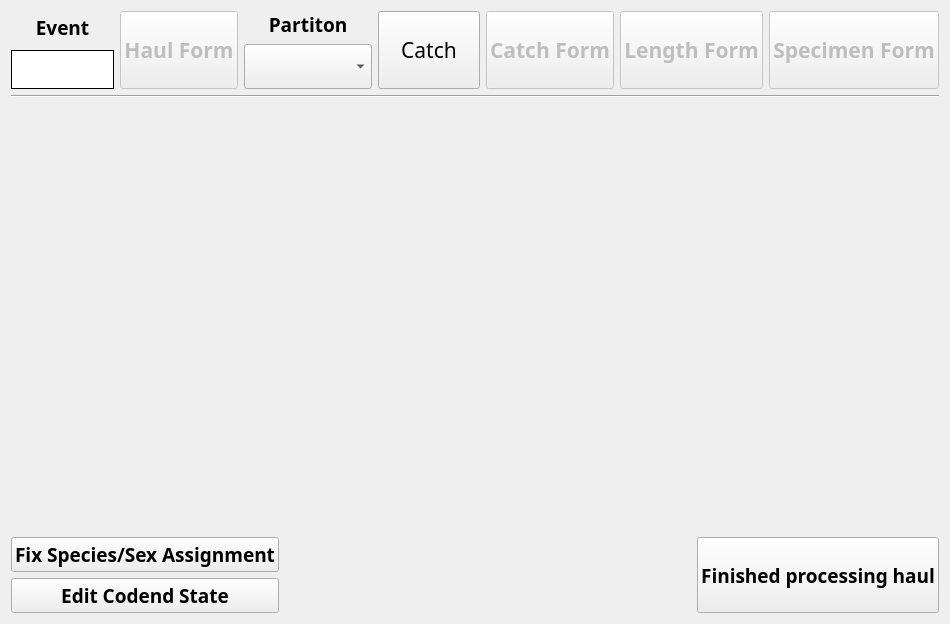
First picture: the form in ui/CLAMSProcess.ui, repository noaa-afsc-mace/CLAMS, before the edit.
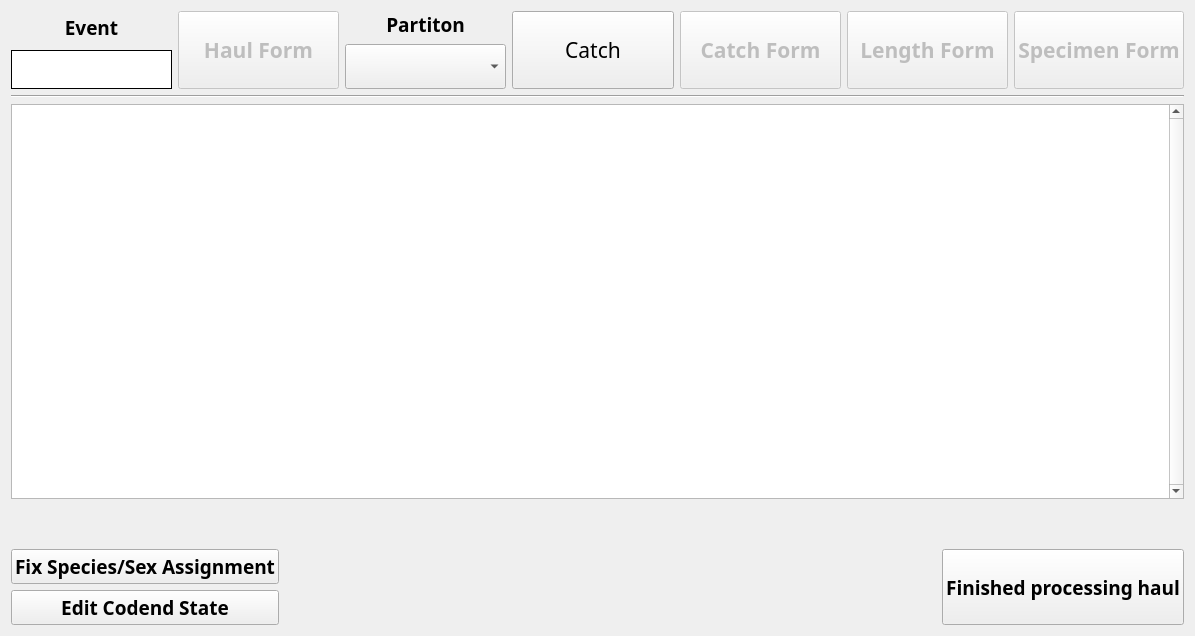
Second picture: the form after the edit.

Commit message: add new catch view to clamsprocess page

Patch:
```diff
--- a/ui/CLAMSProcess.ui
+++ b/ui/CLAMSProcess.ui
@@ -6,8 +6,8 @@
    <rect>
     <x>0</x>
     <y>0</y>
-    <width>950</width>
-    <height>624</height>
+    <width>1195</width>
+    <height>636</height>
    </rect>
   </property>
   <property name="windowTitle">
@@ -253,6 +253,36 @@
      </property>
     </widget>
    </item>
+   <item>
+    <widget class="QTableView" name="catchView">
+     <property name="minimumSize">
+      <size>
+       <width>1173</width>
+       <height>395</height>
+      </size>
+     </property>
+     <property name="font">
+      <font>
+       <family>Arial Black</family>
+       <pointsize>12</pointsize>
+       <weight>75</weight>
+       <bold>true</bold>
+      </font>
+     </property>
+     <property name="verticalScrollBarPolicy">
+      <enum>Qt::ScrollBarAlwaysOn</enum>
+     </property>
+     <property name="selectionMode">
+      <enum>QAbstractItemView::SingleSelection</enum>
+     </property>
+     <property name="selectionBehavior">
+      <enum>QAbstractItemView::SelectRows</enum>
+     </property>
+     <attribute name="horizontalHeaderStretchLastSection">
+      <bool>false</bool>
+     </attribute>
+    </widget>
+   </item>
    <item>
     <spacer name="verticalSpacer">
      <property name="orientation">
```
The commit also changes 3 other files.
